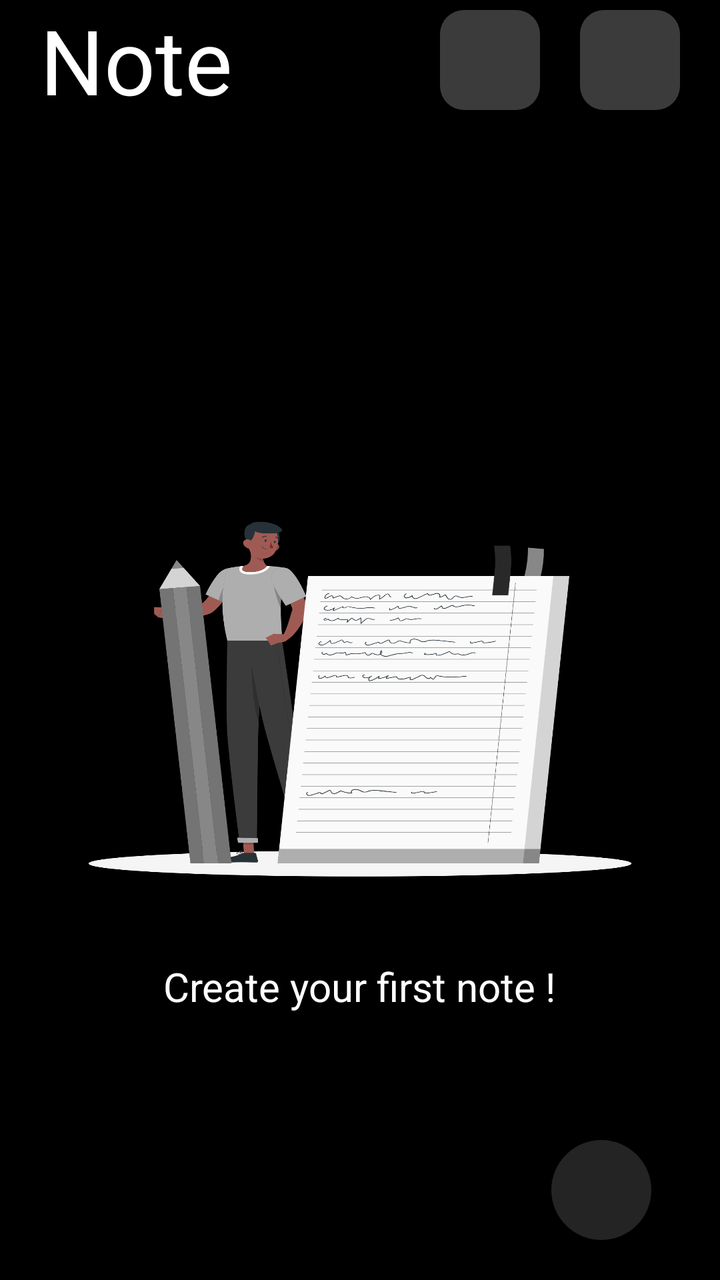
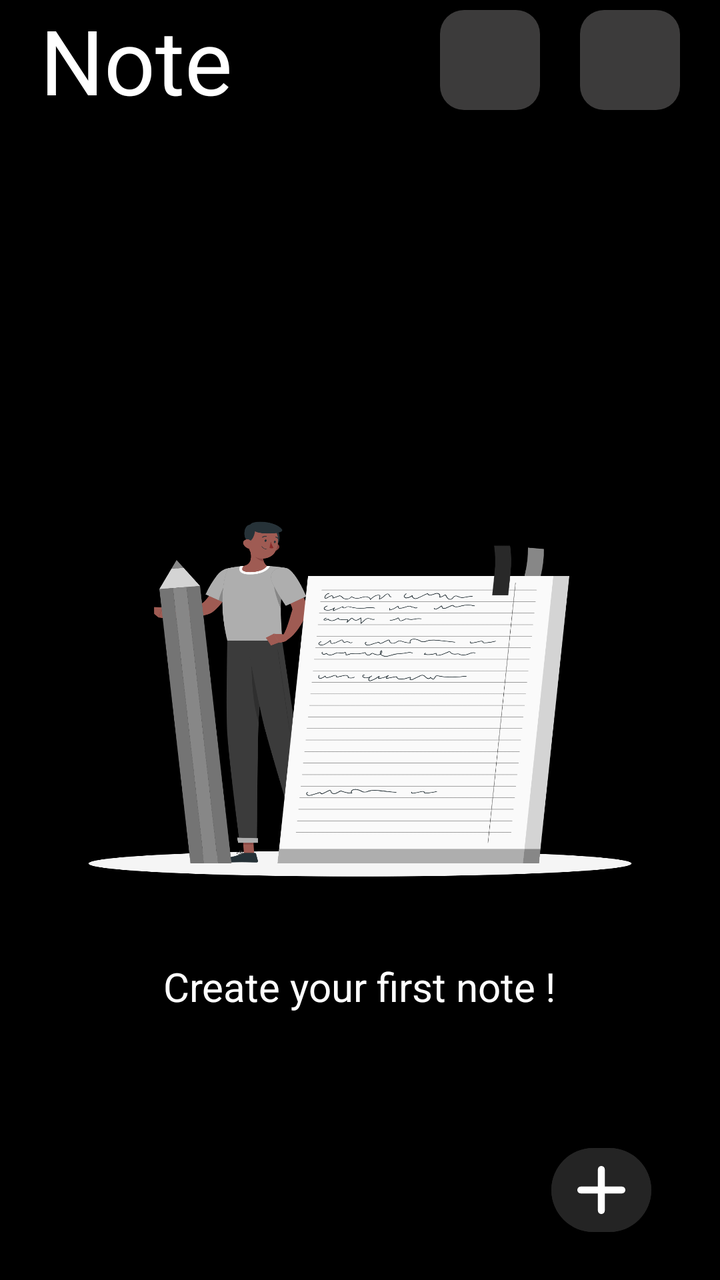

An Android layout rendered at two revisions. The XML below is the earlier revision; the diff shows what the commit changed to produce the second picture.
<!-- AndroidManifest.xml: application theme Theme.NotesApp -->
<!-- res/layout/home_screen.xml -->
<?xml version="1.0" encoding="utf-8"?>
<androidx.constraintlayout.widget.ConstraintLayout xmlns:android="http://schemas.android.com/apk/res/android"
    xmlns:app="http://schemas.android.com/apk/res-auto"
    xmlns:tools="http://schemas.android.com/tools"
    android:id="@+id/main"
    android:layout_width="match_parent"
    android:layout_height="match_parent"
    android:background="@color/black"
    tools:context=".homescreen.HomeScreen">

    <RelativeLayout
        android:id="@+id/toolbar_home"
        android:layout_width="0dp"
        android:layout_height="@dimen/toolbar_height"
        app:layout_constraintEnd_toEndOf="parent"
        app:layout_constraintStart_toStartOf="parent"
        android:paddingHorizontal="20dp"
        app:layout_constraintTop_toTopOf="parent">

        <TextView
            android:layout_width="wrap_content"
            android:layout_height="match_parent"
            android:layout_alignParentStart="true"
            android:text="@string/toolbar"
            android:textColor="@color/white"
            android:textSize="45sp" />

        <LinearLayout
            android:layout_width="wrap_content"
            android:layout_height="match_parent"
            android:layout_alignParentEnd="true"
            android:layout_marginTop="5dp"
            android:orientation="horizontal">

            <include
                android:id="@+id/searchbutton"
                layout="@layout/icon_button" />

            <Space
                android:layout_width="20dp"
                android:layout_height="2dp"/>
            <include
                android:id="@+id/info_button"
                layout="@layout/icon_button"

                />

        </LinearLayout>
    </RelativeLayout>
    <LinearLayout
        android:id="@+id/create_your_first_note"
        android:layout_width="match_parent"
        android:layout_height="wrap_content"
        android:orientation="vertical"
        app:layout_constraintTop_toBottomOf="@id/toolbar_home"
        app:layout_constraintBottom_toBottomOf="parent"
        app:layout_constraintStart_toStartOf="parent"
        app:layout_constraintEnd_toEndOf="parent"
        android:gravity="center"
        >
        <ImageButton
            android:layout_width="350dp"
            android:layout_height="286dp"
            android:background="@drawable/note"
            />
        <TextView
            android:layout_width="wrap_content"
            android:layout_height="wrap_content"
            android:textSize="20sp"
            android:text="Create your first note !"
            android:textColor="@color/white"/>
    </LinearLayout>


    <androidx.recyclerview.widget.RecyclerView
        android:id="@+id/recyclerView"
        android:visibility="visible"
        android:layout_width="0dp"
        android:layout_height="0dp"
        android:layout_marginHorizontal="15dp"
        android:layout_marginVertical="10dp"
        android:clipToPadding="true"

        app:layout_constraintBottom_toBottomOf="parent"
        app:layout_constraintEnd_toEndOf="parent"
        app:layout_constraintHorizontal_bias="0.0"
        app:layout_constraintStart_toStartOf="parent"
        app:layout_constraintTop_toBottomOf="@id/toolbar_home"
        app:layout_constraintVertical_bias="0.643"
        tools:listitem="@layout/item_note" />

    <include
        android:id="@+id/addbutton"
        layout="@layout/add_button"
        android:layout_width="@dimen/dimen_50"
        android:layout_height="@dimen/dimen_50"
        android:layout_marginEnd="20dp"
        android:layout_marginBottom="20dp"
        app:layout_constraintBottom_toBottomOf="parent"
        app:layout_constraintEnd_toEndOf="parent"
        app:layout_constraintHorizontal_bias="0.95"

        app:layout_constraintStart_toStartOf="parent" />

    </androidx.constraintlayout.widget.ConstraintLayout>
<!-- res/layout/icon_button.xml (included above) -->
<?xml version="1.0" encoding="utf-8"?>
<androidx.appcompat.widget.AppCompatImageButton
    xmlns:android="http://schemas.android.com/apk/res/android"
    xmlns:app="http://schemas.android.com/apk/res-auto"
    android:layout_width="@dimen/dimen_50"
    android:layout_height="@dimen/dimen_50"
    android:background="@drawable/button_shape"
    android:contentDescription="icon for icon button"
    app:icon="@drawable/icon_close"
    android:tint="@color/white"
     />
<!-- res/layout/item_note.xml (included above) -->
<?xml version="1.0" encoding="utf-8"?>
<androidx.cardview.widget.CardView
    xmlns:android="http://schemas.android.com/apk/res/android"
    xmlns:app="http://schemas.android.com/apk/res-auto"

    android:layout_width="match_parent"
    android:layout_height="120dp"
    android:layout_marginStart="12dp"
    android:layout_marginEnd="12dp"
    android:layout_marginTop="8dp"
    android:layout_marginBottom="8dp"
     android:id="@+id/cardcolor"
    app:cardBackgroundColor="@color/purple"
    app:cardCornerRadius="20dp"
    app:cardElevation="5dp">

    <LinearLayout
        android:layout_width="match_parent"
        android:layout_height="match_parent"
        android:orientation="vertical"
        android:padding="16dp">

        <TextView
            android:id="@+id/Title"
            android:layout_width="match_parent"
            android:layout_height="wrap_content"
            android:text="UI concepts worth existing"
            android:textColor="#242424"
            android:textSize="18sp"
            android:textStyle="bold"
            android:maxLines="1"
            android:ellipsize="end" />

        <TextView
            android:id="@+id/Description"
            android:layout_width="match_parent"
            android:layout_height="wrap_content"
            android:layout_marginTop="8dp"
            android:text="Learn and practice important UI concepts."
            android:textColor="#666666"
            android:textSize="14sp"
            android:maxLines="2"
            android:ellipsize="end" />

    </LinearLayout>

</androidx.cardview.widget.CardView>
<!-- res/layout/add_button.xml (included above) -->
<?xml version="1.0" encoding="utf-8"?>
<com.google.android.material.button.MaterialButton
    xmlns:android="http://schemas.android.com/apk/res/android"
    xmlns:app="http://schemas.android.com/apk/res-auto"
    android:layout_width="@dimen/dimen_50"
    android:layout_height="@dimen/dimen_50"
    android:background="@drawable/circlebutton"
    android:contentDescription="Add Note"
    app:backgroundTint="#242424"
    app:srcCompat="@drawable/add1"
    app:tint="@android:color/white" />
<!-- resources referenced by this layout -->
<resources>
  <color name="black">#FF000000</color>
  <color name="purple">#FD99FF</color>
  <color name="white">#FFFFFFFF</color>
  <dimen name="dimen_50">50dp</dimen>
  <dimen name="toolbar_height">60dp</dimen>"
  <!-- drawable add1 (drawable) -->
  <vector xmlns:android="http://schemas.android.com/apk/res/android"
      android:width="28dp"
      android:height="28dp"
      android:viewportWidth="28"
      android:viewportHeight="28">
    <path
        android:pathData="M26,16H16V26C16,27.1 15.1,28 14,28C12.9,28 12,27.1 12,26V16H2C0.9,16 0,15.1 0,14C0,12.9 0.9,12 2,12H12V2C12,0.9 12.9,0 14,0C15.1,0 16,0.9 16,2V12H26C27.1,12 28,12.9 28,14C28,15.1 27.1,16 26,16Z"
        android:fillColor="#ffffff"/>
  </vector>
  <!-- drawable button_shape (drawable) -->
  <?xml version="1.0" encoding="utf-8"?>
  <shape xmlns:android="http://schemas.android.com/apk/res/android"
  android:shape="rectangle">
      <solid android:color="#3C3B3B"/>
      <corners
          android:radius="12dp"/>
  </shape>
  <!-- drawable circlebutton (drawable) -->
  <?xml version="1.0" encoding="utf-8"?>
  <shape xmlns:android="http://schemas.android.com/apk/res/android"
      android:shape="oval">
      <solid android:color="#3C3B3B"/>
      <corners
          android:radius="12dp"/>
  </shape>
  <!-- drawable icon_close (drawable) -->
  <vector xmlns:android="http://schemas.android.com/apk/res/android"
      android:width="14dp"
      android:height="14dp"
      android:viewportWidth="14"
      android:viewportHeight="14">
    <path
        android:pathData="M14,1.41L12.59,0L7,5.59L1.41,0L0,1.41L5.59,7L0,12.59L1.41,14L7,8.41L12.59,14L14,12.59L8.41,7L14,1.41Z"
        android:fillColor="#CCCCCC"/>
  </vector>
  <!-- drawable note: png bitmap (drawable, 126514 bytes) -->
  <string name="toolbar">Note</string>
  <style name="Theme.NotesApp" parent="Theme.MaterialComponents.DayNight.NoActionBar.Bridge">
          
          <item name="colorPrimary">@color/purple_500</item>
          <item name="colorPrimaryVariant">@color/purple_700</item>
          <item name="colorOnPrimary">@color/white</item>
          
          <item name="colorSecondary">@color/teal_200</item>
          <item name="colorSecondaryVariant">@color/teal_700</item>
          <item name="colorOnSecondary">@color/black</item>
          
          <item name="android:statusBarColor">?attr/colorPrimaryVariant</item>
          
      </style>
  <color name="purple_500">#FF6200EE</color>
  <color name="purple_700">#FF3700B3</color>
  <color name="teal_200">#FF03DAC5</color>
  <color name="teal_700">#FF018786</color>
</resources>

<!-- the commit's change to res/layout/home_screen.xml (unified diff, before → after) -->
@@ -6,7 +6,7 @@
     android:layout_width="match_parent"
     android:layout_height="match_parent"
     android:background="@color/black"
-    tools:context=".homescreen.HomeScreen">
+    tools:context=".activity.homescreen.HomeScreen">
 
     <RelativeLayout
         android:id="@+id/toolbar_home"
@@ -120,47 +120,27 @@
 <androidx.cardview.widget.CardView
     xmlns:android="http://schemas.android.com/apk/res/android"
     xmlns:app="http://schemas.android.com/apk/res-auto"
-
     android:layout_width="match_parent"
-    android:layout_height="120dp"
-    android:layout_marginStart="12dp"
-    android:layout_marginEnd="12dp"
-    android:layout_marginTop="8dp"
-    android:layout_marginBottom="8dp"
+    android:layout_height="130dp"
+    android:minHeight="110dp"
+    android:maxHeight="160dp"
+    app:cardUseCompatPadding="true"
      android:id="@+id/cardcolor"
     app:cardBackgroundColor="@color/purple"
     app:cardCornerRadius="20dp"
     app:cardElevation="5dp">
 
-    <LinearLayout
-        android:layout_width="match_parent"
-        android:layout_height="match_parent"
-        android:orientation="vertical"
-        android:padding="16dp">
-
         <TextView
-            android:id="@+id/Title"
-            android:layout_width="match_parent"
+            android:id="@+id/note_title"
+            android:layout_width="wrap_content"
             android:layout_height="wrap_content"
             android:text="UI concepts worth existing"
+            android:layout_gravity="center"
             android:textColor="#242424"
+            android:layout_marginHorizontal="30dp"
             android:textSize="18sp"
-            android:textStyle="bold"
-            android:maxLines="1"
-            android:ellipsize="end" />
+            android:textStyle="bold" />
 
-        <TextView
-            android:id="@+id/Description"
-            android:layout_width="match_parent"
-            android:layout_height="wrap_content"
-            android:layout_marginTop="8dp"
-            android:text="Learn and practice important UI concepts."
-            android:textColor="#666666"
-            android:textSize="14sp"
-            android:maxLines="2"
-            android:ellipsize="end" />
-
-    </LinearLayout>
 
 </androidx.cardview.widget.CardView>
 <!-- res/layout/add_button.xml (included above) -->
@@ -170,8 +150,10 @@
     xmlns:app="http://schemas.android.com/apk/res-auto"
     android:layout_width="@dimen/dimen_50"
     android:layout_height="@dimen/dimen_50"
-    android:background="@drawable/circlebutton"
     android:contentDescription="Add Note"
     app:backgroundTint="#242424"
-    app:srcCompat="@drawable/add1"
-    app:tint="@android:color/white" />
+    app:icon="@drawable/add1"
+    app:iconSize="24dp"
+    app:iconPadding="0dp"
+    app:iconGravity="textStart"
+    app:iconTint="@android:color/white" />
<!-- resource entries referenced after the edit -->
@@ -19,14 +19,6 @@
   <?xml version="1.0" encoding="utf-8"?>
   <shape xmlns:android="http://schemas.android.com/apk/res/android"
   android:shape="rectangle">
-      <solid android:color="#3C3B3B"/>
-      <corners
-          android:radius="12dp"/>
-  </shape>
-  <!-- drawable circlebutton (drawable) -->
-  <?xml version="1.0" encoding="utf-8"?>
-  <shape xmlns:android="http://schemas.android.com/apk/res/android"
-      android:shape="oval">
       <solid android:color="#3C3B3B"/>
       <corners
           android:radius="12dp"/>
